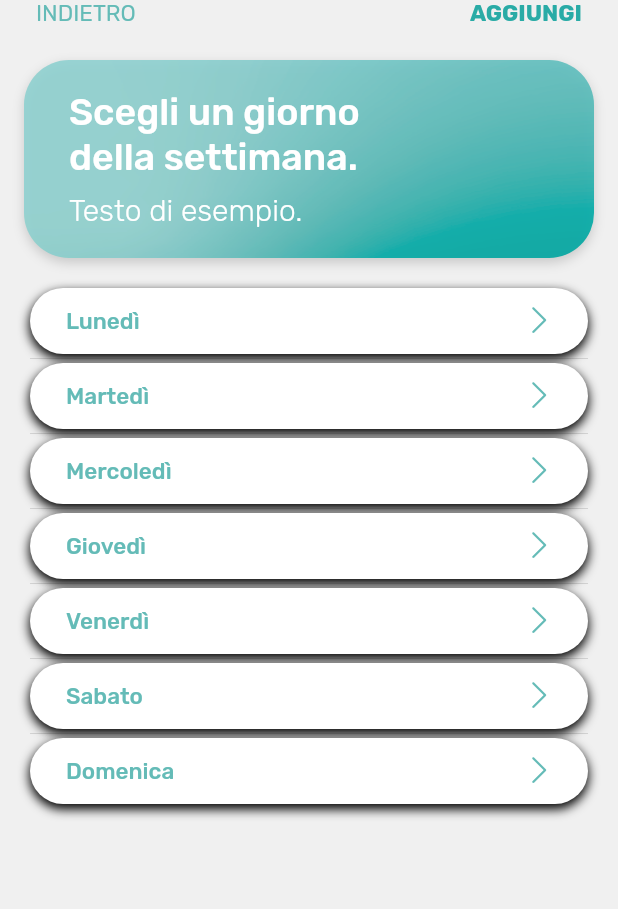
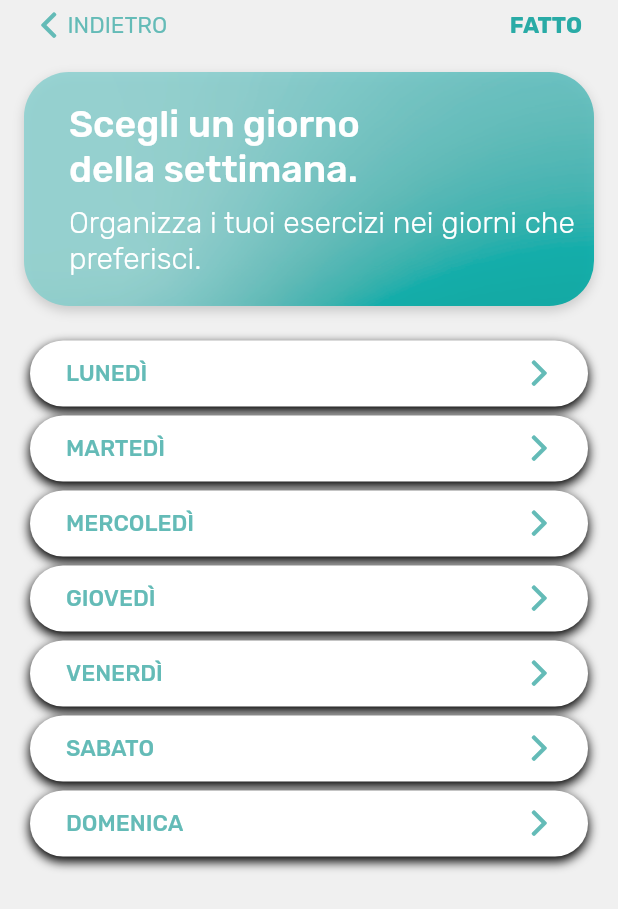
Before and after one commit to gian97pi/FisioProject, a Flutter app: the SelezioneGiorno screen opened directly, on a phone screen of 412 x 824 dp. Shown: the top 909 px of the screen. Run offline on Flutter 3.47's test engine with Material 2 defaults, Android fonts, the phone set to English and light mode, and no system bars; our stand-ins replace device_preview, flutter_datetime_picker, responsive_builder, shared_preferences; accounts and stored records are empty.

Commit message:
new icons, fixed listview graphic, general adjustments

```diff
--- a/lib/classes/Exercise.dart
+++ b/lib/classes/exercise.dart
@@ -8,5 +8,4 @@ class Exercise{
 
   Exercise(this.name,this.descr,this.tags,this.url,this.diff,this.rep);
 
-
 }
--- a/lib/classes/schedule.dart
+++ b/lib/classes/schedule.dart
@@ -1,4 +1,4 @@
-import 'Exercise.dart';
+import 'exercise.dart';
 
 class Schedule{
   String day;
--- a/lib/main.dart
+++ b/lib/main.dart
@@ -1,5 +1,6 @@
 import 'package:device_preview/device_preview.dart';
 import 'package:fisioproject/ui/views/intro_name_step.dart';
+import 'package:flutter/foundation.dart';
 import 'package:flutter/material.dart';
 import 'package:fisioproject/values/themes.dart';
 import 'package:shared_preferences/shared_preferences.dart';
@@ -9,7 +10,7 @@ import 'classes/user.dart';
 void main() => runApp(
     DevicePreview(
       //!kReleaseMode
-      enabled: false,
+      enabled: !kReleaseMode,
       builder: (context) => Fisio(),
     )
 );
--- a/lib/presentation/custom_icons.dart
+++ b/lib/presentation/custom_icons.dart
@@ -23,11 +23,9 @@ class Custom {
 
   static const IconData home = const IconData(0xe800, fontFamily: _kFontFam, fontPackage: _kFontPkg);
   static const IconData clipboard = const IconData(0xe801, fontFamily: _kFontFam, fontPackage: _kFontPkg);
-  static const IconData next = const IconData(0xe802, fontFamily: _kFontFam, fontPackage: _kFontPkg);
+  static const IconData exercise = const IconData(0xe802, fontFamily: _kFontFam, fontPackage: _kFontPkg);
   static const IconData other = const IconData(0xe803, fontFamily: _kFontFam, fontPackage: _kFontPkg);
-  static const IconData spine_2 = const IconData(0xe805, fontFamily: _kFontFam, fontPackage: _kFontPkg);
-  static const IconData spine = const IconData(0xe806, fontFamily: _kFontFam, fontPackage: _kFontPkg);
-  static const IconData play = const IconData(0xe807, fontFamily: _kFontFam, fontPackage: _kFontPkg);
-  static const IconData conferma_profilo = const IconData(0xe809, fontFamily: _kFontFam, fontPackage: _kFontPkg);
-  static const IconData exercise = const IconData(0xe80a, fontFamily: _kFontFam, fontPackage: _kFontPkg);
+  static const IconData play = const IconData(0xe804, fontFamily: _kFontFam, fontPackage: _kFontPkg);
+  static const IconData back = const IconData(0xe805, fontFamily: _kFontFam, fontPackage: _kFontPkg);
+  static const IconData next = const IconData(0xe806, fontFamily: _kFontFam, fontPackage: _kFontPkg);
 }
--- a/lib/ui/elements/day_selection_listview.dart
+++ /dev/null
@@ -1,88 +0,0 @@
-import 'package:fisioproject/presentation/custom_icons.dart';
-import 'package:fisioproject/ui/views/day_selection.dart';
-import 'package:fisioproject/values/colors.dart';
-import 'package:flutter/material.dart';
-//import 'router.dart' as router;
-
-// ignore: must_be_immutable
-class DaySelectionListview extends StatefulWidget {
-  @override
-  ListState createState() => ListState();
-
-  final List<String> entries;
-
-  const DaySelectionListview({Key key, @required this.entries})
-      : super(
-            key:
-                key); //costruttore del widget personalizzato, uso una sola listview per tutte le pagine
-}
-
-class ListState extends State<DaySelectionListview> {
-  bool itemActive;
-
-  @override
-  Widget build(BuildContext context) {
-    return Column(
-        children: <Widget>[
-          Container(
-            child: ListView.separated(
-              //crea una listview con gli elementi distanziati
-
-              shrinkWrap: true,
-              physics: NeverScrollableScrollPhysics(),
-              itemCount: widget.entries.length,
-              itemBuilder: (BuildContext context, int index) {
-                return GestureDetector(
-                  child: Container(
-                      height: 44,
-                      decoration: BoxDecoration(
-                          boxShadow: [
-                            BoxShadow(
-                              color: Color.fromRGBO(0, 0, 0, 220),
-                              blurRadius: 5.0,
-                              spreadRadius: 0.5,
-                              offset: Offset(
-                                  0.0, 3.0), // shadow direction: bottom right
-                            )
-                          ],
-                          borderRadius: BorderRadius.all(Radius.circular(30.0)),
-                          color: Colors.white),
-                      child: Padding(
-                        padding: const EdgeInsets.symmetric(horizontal: 24.0),
-                        child: Row(
-                          mainAxisAlignment: MainAxisAlignment.spaceBetween,
-                          children: <Widget>[
-                            Text(widget.entries[index],
-                                textAlign: TextAlign.left,
-                                style: TextStyle(
-                                    color: AppColors.primaryText,
-                                    fontSize: 15,
-                                    fontWeight: FontWeight.w500)),
-                            Icon(
-                              Custom.next,
-                              size: 17,
-                              color: AppColors.primaryText,
-                            ),
-                          ],
-                        ),
-                      )),
-                  onTap: () {
-                    print(widget.entries[index]);
-                    //Navigator.pushNamed(context, widget.route , arguments: widget.entries[index]);
-                    Navigator.push(
-                        context,
-                        new MaterialPageRoute(
-                            builder: (context) => DaySelection(
-                                argument: widget.entries[index])));
-                    //passa come argomento la selezione
-                  },
-                );
-              },
-              separatorBuilder: (BuildContext context, int index) =>
-                  const Divider(height: 6),
-            ),
-          ),
-        ],
-    );
-  }
-}
--- /dev/null
+++ b/lib/ui/elements/selezione_giorno_listview.dart
@@ -0,0 +1,88 @@
+import 'package:fisioproject/presentation/custom_icons.dart';
+import 'package:fisioproject/ui/views/day_excercise.dart';
+import 'package:fisioproject/values/colors.dart';
+import 'package:flutter/material.dart';
+//import 'router.dart' as router;
+
+// ignore: must_be_immutable
+class DaySelectionListview extends StatefulWidget {
+  @override
+  ListState createState() => ListState();
+
+  final List<String> entries;
+
+  const DaySelectionListview({Key key, @required this.entries})
+      : super(
+            key:
+                key); //costruttore del widget personalizzato, uso una sola listview per tutte le pagine
+}
+
+class ListState extends State<DaySelectionListview> {
+  bool itemActive;
+
+  @override
+  Widget build(BuildContext context) {
+    return Column(
+        children: <Widget>[
+          Container(
+            child: ListView.builder(
+              //crea una listview con gli elementi distanziati
+              shrinkWrap: true,
+              physics: NeverScrollableScrollPhysics(),
+              itemCount: widget.entries.length,
+              itemBuilder: (BuildContext context, int index) {
+                return Padding(
+                  padding: const EdgeInsets.symmetric(vertical: 3.0),
+                  child: GestureDetector(
+                    child: Container(
+                        height: 44,
+                        decoration: BoxDecoration(
+                            boxShadow: [
+                              BoxShadow(
+                                color: Color.fromRGBO(0, 0, 0, 220),
+                                blurRadius: 5.0,
+                                spreadRadius: 0.5,
+                                offset: Offset(
+                                    0.0, 3.0), // shadow direction: bottom right
+                              )
+                            ],
+                            borderRadius: BorderRadius.all(Radius.circular(30.0)),
+                            color: Colors.white),
+                        child: Padding(
+                          padding: const EdgeInsets.symmetric(horizontal: 24.0),
+                          child: Row(
+                            mainAxisAlignment: MainAxisAlignment.spaceBetween,
+                            children: <Widget>[
+                              Text(widget.entries[index],
+                                  textAlign: TextAlign.left,
+                                  style: TextStyle(
+                                      color: AppColors.primaryText,
+                                      fontSize: 15,
+                                      fontWeight: FontWeight.w500)),
+                              Icon(
+                                Custom.next,
+                                size: 17,
+                                color: AppColors.primaryText,
+                              ),
+                            ],
+                          ),
+                        )),
+                    onTap: () {
+                      print(widget.entries[index]);
+                      //Navigator.pushNamed(context, widget.route , arguments: widget.entries[index]);
+                      Navigator.push(
+                          context,
+                          new MaterialPageRoute(
+                              builder: (context) => DaySelection(
+                                  argument: widget.entries[index])));
+                      //passa come argomento la selezione
+                    },
+                  ),
+                );
+              },
+            ),
+          ),
+        ],
+    );
+  }
+}
--- a/lib/ui/views/altro.dart
+++ b/lib/ui/views/altro.dart
@@ -193,7 +193,7 @@ class _AltroState extends State<Altro> {
                         child: Row(
                           mainAxisAlignment: MainAxisAlignment.spaceBetween,
                           children: <Widget>[
-                            Text('Ricordami di fare esercizio alle',
+                            Text('Promemoria esercizi alle',
                                 style: TextStyle(
                                     color: AppColors.primaryText,
                                     fontSize: 15,
@@ -201,7 +201,7 @@ class _AltroState extends State<Altro> {
                                 )
                             ),
                             Container(
-                              width: 150,
+                              width: 60,
                               child: Text(                        //Orario notifiche
                                   _timeToDisplay,
                                   textAlign: TextAlign.right,
--- a/lib/ui/views/bottom_menu.dart
+++ b/lib/ui/views/bottom_menu.dart
@@ -36,7 +36,9 @@ class _BottomMenuState extends State<BottomMenu> {
 
   @override
   Widget build(BuildContext context) {
-    return Scaffold(
+    return WillPopScope(
+      onWillPop: () async => false,
+      child: Scaffold(
         body: Container(
           child: tabs[_currentIndex]
         ),
@@ -100,6 +102,7 @@ class _BottomMenuState extends State<BottomMenu> {
             },
           ),
         ),
+      ),
     );
   }
 }
--- a/lib/ui/views/day_selection.dart
+++ b/lib/ui/views/day_excercise.dart
@@ -1,6 +1,6 @@
 
 
-import 'package:fisioproject/ui/elements/day_selection_listview.dart';
+import 'package:fisioproject/ui/elements/selezione_giorno_listview.dart';
 import 'package:flutter/material.dart';
 
 class DaySelection extends StatefulWidget{
@@ -16,14 +16,17 @@ class _DaySelectionState extends State<DaySelection> {
   @override
   Widget build(BuildContext context) {
     List<String> utensil = [
-      'Appliance',
-      'Body',
+      'A casa',
+      'In palestra',
     ];
 
     return Scaffold(
         body:Container(
           //child: Text(widget.argument.toString())
-          child:DaySelectionListview(entries: utensil)
+          child:Padding(
+            padding: const EdgeInsets.symmetric(horizontal: 24.0),
+            child: DaySelectionListview(entries: utensil),
+          )
         )
     );
   }
--- a/lib/ui/views/intro_age_step.dart
+++ b/lib/ui/views/intro_age_step.dart
@@ -22,7 +22,7 @@ class IntroAgeStep extends StatelessWidget {
             child: Column(
               children: <Widget>[
                 Padding(
-                  padding: const EdgeInsets.fromLTRB(14, 20, 14, 0),
+                  padding: const EdgeInsets.fromLTRB(14.0, 8.0, 14.0, 0),
                   child: Row(
                     crossAxisAlignment: CrossAxisAlignment.center,
                     mainAxisAlignment: MainAxisAlignment.spaceBetween,
--- a/lib/ui/views/intro_complete_step.dart
+++ b/lib/ui/views/intro_complete_step.dart
@@ -10,7 +10,7 @@ class IntroCompleteStep extends StatelessWidget {
         child: Column(
           children: <Widget>[
             Padding(
-              padding: const EdgeInsets.fromLTRB(14, 20, 14, 0),
+              padding: const EdgeInsets.fromLTRB(14.0, 8.0, 14.0, 0),
               child: Row(
                 crossAxisAlignment: CrossAxisAlignment.center,
                 mainAxisAlignment: MainAxisAlignment.spaceBetween,
--- a/lib/ui/views/intro_name_step.dart
+++ b/lib/ui/views/intro_name_step.dart
@@ -20,7 +20,7 @@ class IntroNameStep extends StatelessWidget {
             child: Column(
               children: <Widget>[
                 Padding(
-                  padding: const EdgeInsets.fromLTRB(14, 20, 14, 0),
+                  padding: const EdgeInsets.fromLTRB(14.0, 8.0, 14.0, 0),
                   child: Row(
                     crossAxisAlignment: CrossAxisAlignment.center,
                     mainAxisAlignment: MainAxisAlignment.spaceBetween,
--- a/lib/ui/views/selezione_giorno.dart
+++ b/lib/ui/views/selezione_giorno.dart
@@ -1,17 +1,18 @@
-import 'package:fisioproject/ui/elements/day_selection_listview.dart';
+import 'package:fisioproject/presentation/custom_icons.dart';
+import 'package:fisioproject/ui/elements/selezione_giorno_listview.dart';
 import 'package:fisioproject/values/colors.dart';
 import 'package:flutter/material.dart';
 import 'package:fisioproject/ui/views/scheda.dart';
 
 class SelezioneGiorno extends StatelessWidget {
   final List<String> giorni = [
-    'Lunedì',
-    'Martedì',
-    'Mercoledì',
-    'Giovedì',
-    'Venerdì',
-    'Sabato',
-    'Domenica',
+    'LUNEDÌ',
+    'MARTEDÌ',
+    'MERCOLEDÌ',
+    'GIOVEDÌ',
+    'VENERDÌ',
+    'SABATO',
+    'DOMENICA',
   ];
 
   @override
@@ -22,15 +23,23 @@ class SelezioneGiorno extends StatelessWidget {
         child: Column(
           children: <Widget>[
             Padding(
-              padding: const EdgeInsets.fromLTRB(24.0, 0, 24.0, 12),
+              padding: const EdgeInsets.fromLTRB(24.0, 8.0, 24.0, 12.0),
               child: Row(
                 mainAxisAlignment: MainAxisAlignment.spaceBetween,
                 children: <Widget>[
-                  Align(
-                    child: GestureDetector(
-                        child: Text(
+                  GestureDetector(
+                      child: Row(
+                        children: <Widget>[
+                          Padding(
+                            padding: const EdgeInsets.only(right: 4.0),
+                            child: Icon(
+                              Custom.back,
+                              size: 17,
+                              color: AppColors.primaryText,
+                            ),
+                          ),
+                          Text(
                             "INDIETRO",
-                          textAlign: TextAlign.left,
                             style: TextStyle(
                               color: AppColors.primaryText,
                               fontFamily: "Rubik",
@@ -38,24 +47,21 @@ class SelezioneGiorno extends StatelessWidget {
                               fontSize: 15,
                             ),
                           ),
+                        ],
+                      ),
                       onTap: () {
                         Navigator.pop(
                           context,
                           MaterialPageRoute(builder: (context) => Schede()),
                         );
                       }),
-                  ),
-                  Align(
-                    alignment: Alignment.topRight,
-                    child: Text(
-                      "AGGIUNGI",
-                      textAlign: TextAlign.right,
+                  Text(
+                    "FATTO",
                     style: TextStyle(
                       color: Color.fromARGB(255, 41, 171, 166),
                       fontFamily: "Rubik",
                       fontWeight: FontWeight.w700,
                       fontSize: 15,
-                      ),
                     ),
                   ),
                 ],
@@ -104,7 +110,7 @@ class SelezioneGiorno extends StatelessWidget {
                             Padding(
                               padding: const EdgeInsets.fromLTRB(30, 8, 0, 20),
                               child: Text(
-                                "Testo di esempio.",
+                                "Organizza i tuoi esercizi nei giorni che preferisci.",
                                 textAlign: TextAlign.left,
                                 style: TextStyle(
                                   color: Colors.white,
```
Also changed, not shown: assets/fonts/Custom.ttf, 1 other file. Lines whose indentation alone changed are shown as unchanged.
